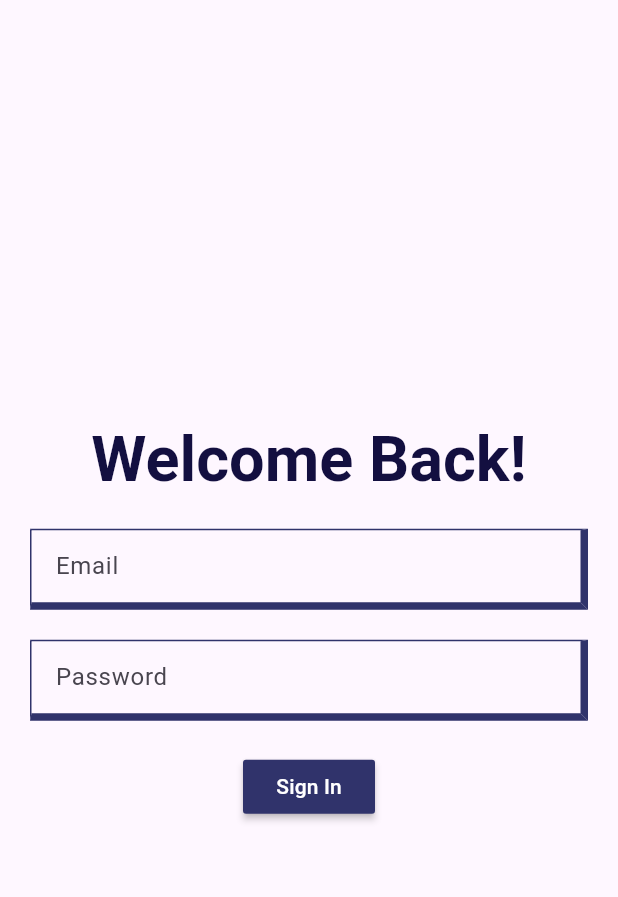
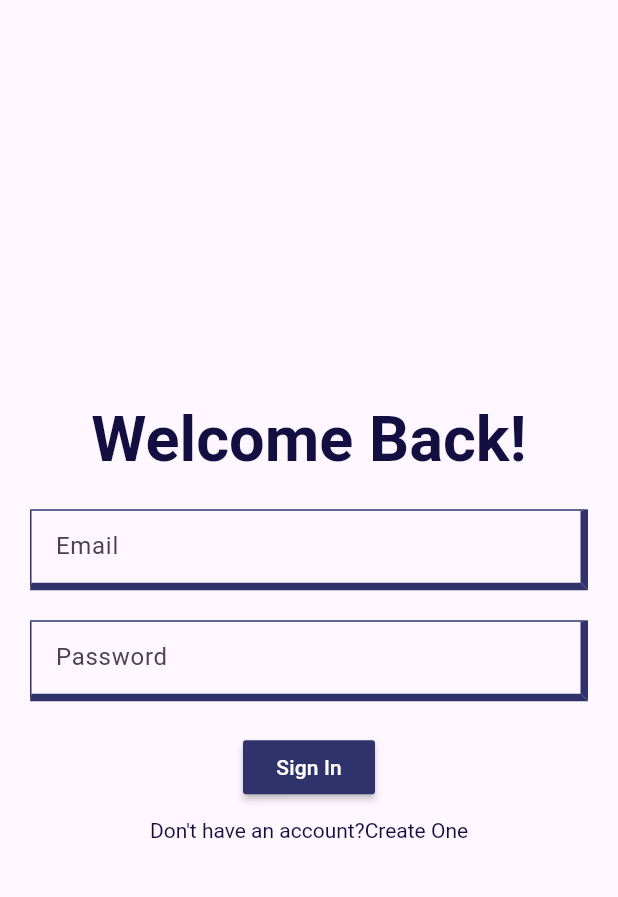
Before and after one commit to Error-Imtiaj/simple_firebase_crud, a Flutter app: the screen it shows after launch, on a phone screen of 412 x 824 dp, the part 72-969 px from its top. Run offline on Flutter 3.47's test engine with Material 3 defaults, Android fonts, the phone set to English and light mode, and no system bars; our stand-ins replace firebase_core, gap, get; accounts and stored records are empty.

Commit message:
null check!

```diff
--- a/lib/screens/login_screen.dart
+++ b/lib/screens/login_screen.dart
@@ -1,11 +1,12 @@
+import 'package:flutter/gestures.dart';
 import 'package:flutter/material.dart';
 import 'package:gap/gap.dart';
 import 'package:get/get.dart';
-import 'package:get/get_core/src/get_main.dart';
 import 'package:simple_firebase_crud/utils/app_color.dart';
 import 'package:simple_firebase_crud/widgets/app_appbar.dart';
 import 'package:simple_firebase_crud/widgets/app_text_field_widget.dart';
 import 'package:simple_firebase_crud/widgets/material_button.dart';
+import 'package:simple_firebase_crud/widgets/rich_text_widget.dart';
 import 'package:simple_firebase_crud/widgets/title_text.dart';
 
 class LoginScreen extends StatefulWidget {
@@ -32,8 +33,7 @@ class _LoginScreenState extends State<LoginScreen> {
   Widget build(BuildContext context) {
     return Scaffold(
       appBar: AppAppbar(),
-      body: Center(
-        child: Form(
+      body: Form(
         key: _formkey,
         child: Padding(
           padding: const EdgeInsets.all(20.0),
@@ -67,9 +67,17 @@ class _LoginScreenState extends State<LoginScreen> {
                 buttonColor: AppColor.purple,
                 textColor: Colors.white,
                 ontap: () {},
-                )
+              ),
+              Gap(10),
+              // RICH TEXT WITH TEXT BUTTON
+              RichTextWidget(
+                mainText: "Don't have an account?",
+                buttontext: "Create One",
+                onTap: () {
+                  print("button clicvked");
+                },
+              ),
             ],
-            ),
           ),
         ),
       ),
--- /dev/null
+++ b/lib/widgets/rich_text_widget.dart
@@ -0,0 +1,30 @@
+import 'package:flutter/gestures.dart';
+import 'package:flutter/material.dart';
+import 'package:simple_firebase_crud/utils/app_color.dart';
+
+class RichTextWidget extends StatelessWidget {
+  final String? mainText;
+  final String? buttontext;
+  final Function()? onTap;
+
+  const RichTextWidget({super.key, this.mainText, this.buttontext, this.onTap});
+
+  @override
+  Widget build(BuildContext context) {
+    return RichText(
+      text: TextSpan(
+        children: [
+          TextSpan(
+            text: mainText,
+            style: TextStyle(fontSize: 14, color: AppColor.blupurple),
+          ),
+          TextSpan(
+            text: buttontext,
+            style: TextStyle(fontSize: 14, color: AppColor.blupurple),
+            recognizer: TapGestureRecognizer()..onTap = onTap,
+          ),
+        ],
+      ),
+    );
+  }
+}
```
Also changed, not shown: lib/screens/signup_screen.dart (+84 -0 lines). Lines whose indentation alone changed are shown as unchanged.
